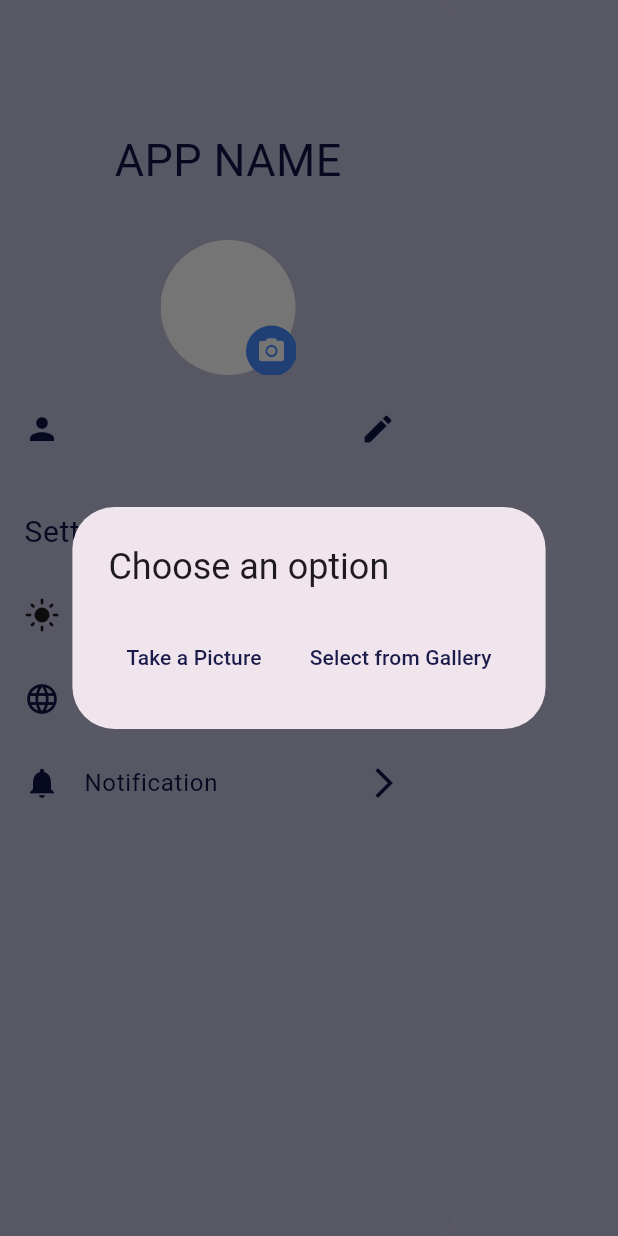
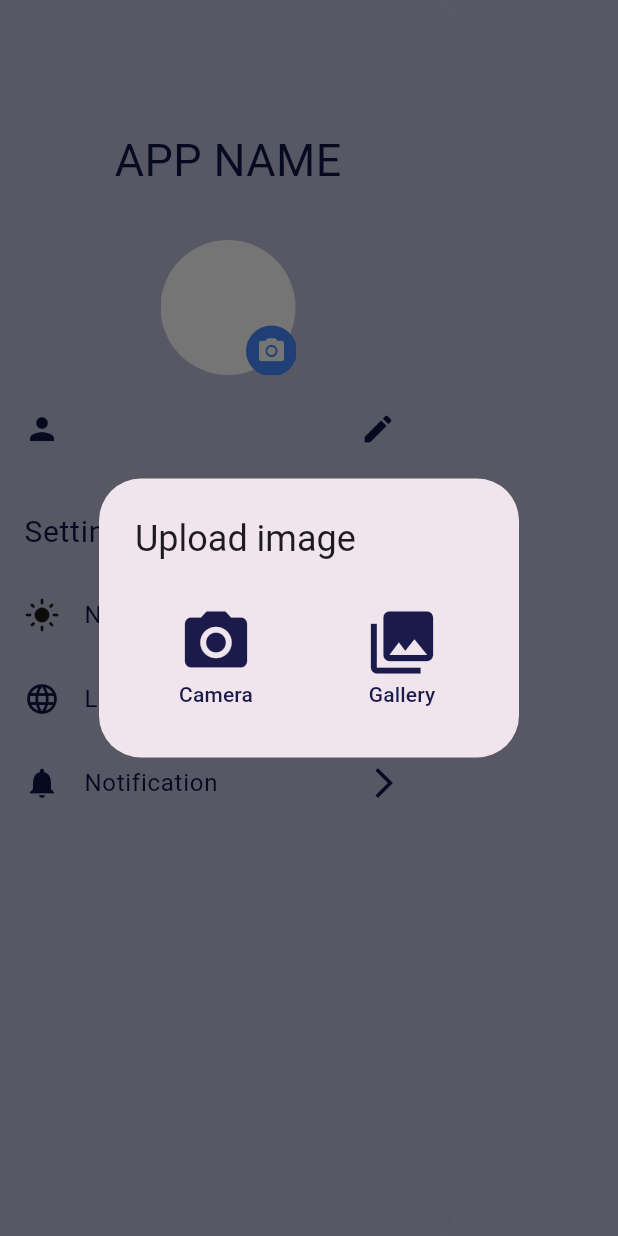
Before and after one commit to basant22saeed/event-countdown-depi-project, a Flutter app: the AppDrawer widget shown alone on an empty page, opened directly, after a tap on the "camera alt" icon, on a phone screen of 412 x 824 dp. Run offline on Flutter 3.47's test engine with Material 3 defaults, Android fonts, the phone set to English and light mode, and no system bars; our stand-ins replace animated_splash_screen, image_picker, lottie, shared_preferences, smooth_page_indicator; accounts and stored records are empty; project files that could hold a hidden picture were left out.

Commit message:
update in username and upload photo in drawer and create empty editevent file

```diff
--- a/lib/screens/addeventpage.dart
+++ b/lib/screens/addeventpage.dart
@@ -36,7 +36,7 @@ class _AddEventPageState extends State<AddEventPage> {
 
   @override
   Widget build(BuildContext context) {return Scaffold(
-    backgroundColor: Color(0xFFbfbfdb),
+    //backgroundColor: Color(0xFFbfbfdb),
     appBar: AppBar(
       title: Text('Add Event'), centerTitle: true,
     ),
--- a/lib/screens/drawer.dart
+++ b/lib/screens/drawer.dart
@@ -51,16 +51,62 @@ class _AppDrawerState extends State<AppDrawer> {
     final action = await showDialog<int>(
       context: context,
       builder: (context) => AlertDialog(
-        title: Text('Choose an option'),
+        title: Text(
+          "Upload image",
+          style: TextStyle(fontSize: 24),
+        ),
         actions: [
+          Row(
+            mainAxisAlignment: MainAxisAlignment.center,
+            children: [
+              Column(
+                mainAxisSize: MainAxisSize.min,
+                children: [
                   TextButton(
-            child: Text('Take a Picture'),
+                    child: Column(
+                      children: [
+                        Icon(
+                          Icons.camera_alt,
+                          color: Theme.of(context).colorScheme.primary,
+                          size: 50,
+                        ),
+                        Text(
+                          'Camera',
+                          style: TextStyle(color: Theme.of(context).colorScheme.primary),
+                        ),
+                      ],
+                    ),
                     onPressed: () => Navigator.of(context).pop(0),
                   ),
+                ],
+              ),
+              SizedBox(width: 50),
+              Column(
+                mainAxisSize: MainAxisSize.min,
+                children: [
                   TextButton(
-            child: Text('Select from Gallery'),
+                    child: Column(
+                      children: [
+                        Icon(
+                          Icons.photo_library,
+                          color: Theme.of(context).colorScheme.primary,
+                          size: 50,
+                        ),
+                        Text(
+                          'Gallery',
+                          style: TextStyle(color: Theme.of(context).colorScheme.primary),
+                        ),
+                      ],
+                    ),
                     onPressed: () => Navigator.of(context).pop(1),
                   ),
+                ],
+              ),
+            ],
+          )
+
+
+
         ],
       ),
     );
@@ -143,28 +189,30 @@ class _AppDrawerState extends State<AppDrawer> {
                     children: [
                       Row(
                         children: [
-                          Icon(Icons.person,
-                              color: isDarkMode
-                                  ? Colors.white
-                                  : Color(0xFF0D1445)),
+                          Icon(Icons.person, color: isDarkMode ? Colors.white : Color(0xFF0D1445)),
                           SizedBox(width: 12.0),
+                          // check username that entered by the user and replaced it
                           Text(
-                            _username,
+                            _username != "UserName" ? _username : "",
                             style: TextStyle(
-                                color: isDarkMode
-                                    ? Colors.white
-                                    : Color(0xFF0D1445),
+                                color: isDarkMode ? Colors.white : Color(0xFF0D1445),
                                 fontSize: 18),
+                          ),
+                          // the default "UserName" of the drawer
+                          if (_username == "UserName")
+                            Text(
+                              "Username",
+                              style: TextStyle(
+                                color: isDarkMode ? Colors.white : Color(0xFF0D1445),
+                                fontSize: 18,
+                              ),
                             ),
                         ],
                       ),
                       Padding(
                         padding: const EdgeInsets.only(right: 12),
                         child: IconButton(
-                          icon: Icon(Icons.edit,
-                              color: isDarkMode
-                                  ? Colors.white
-                                  : Color(0xFF0D1445)),
+                          icon: Icon(Icons.edit, color: isDarkMode ? Colors.white : Color(0xFF0D1445)),
                           onPressed: _editUsername,
                         ),
                       ),
@@ -251,13 +299,13 @@ class _AppDrawerState extends State<AppDrawer> {
       ),
     );
   }
-
   void _editUsername() {
     showDialog(
       context: context,
       builder: (context) {
-        TextEditingController _usernameController =
-        TextEditingController(text: _username);
+        // Initialize the controller with an empty string instead of the current username
+        TextEditingController _usernameController = TextEditingController();
+
         return AlertDialog(
           title: Text('Edit Username'),
           content: TextField(
@@ -268,8 +316,11 @@ class _AppDrawerState extends State<AppDrawer> {
             TextButton(
               onPressed: () {
                 setState(() {
+                  // Only update username if the text field is not empty
+                  if (_usernameController.text.isNotEmpty) {
                     _username = _usernameController.text;
                     _saveSettings();
+                  }
                 });
                 Navigator.of(context).pop();
               },
--- /dev/null
+++ b/lib/screens/editeventpage.dart
@@ -0,0 +1 @@
+// Nourhan page
--- a/lib/screens/eventview.dart
+++ b/lib/screens/eventview.dart
@@ -1,9 +1,9 @@
 import 'package:flutter/material.dart';
 import 'package:provider/provider.dart';
-import '../editeventpage.dart';
+import 'editeventpage.dart';
 import 'event.dart';
-import '../EventProvider.dart';
 import 'dart:async';
+import 'eventprovider.dart';
 
 class EventView extends StatefulWidget {
   final Event event;
```
Lines whose indentation alone changed are shown as unchanged.
